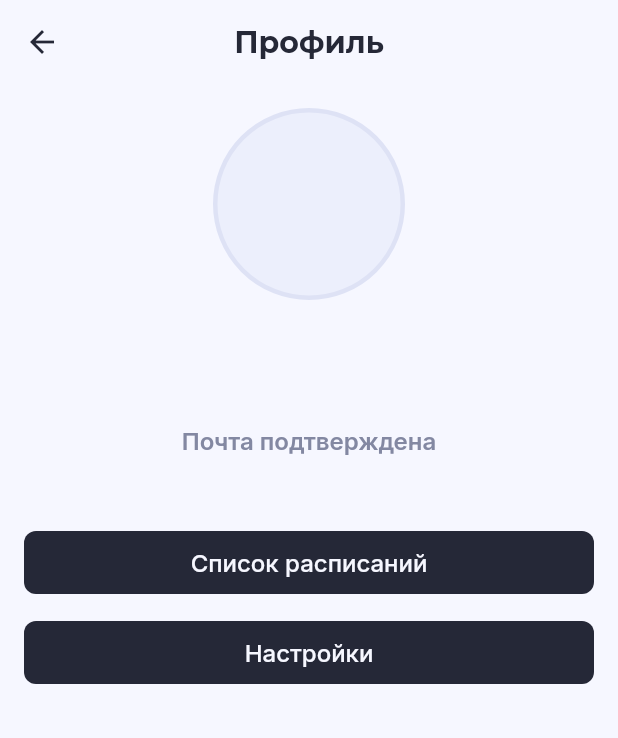
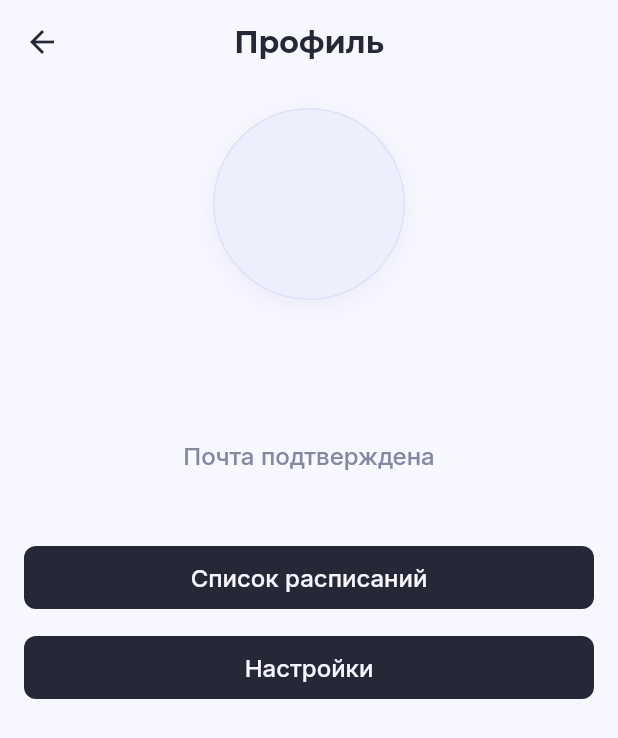
Before and after one commit to Null-Delta/StudRasp-Requiem, a Flutter app: the UserProfilePage screen opened directly, on a phone screen of 412 x 824 dp. Shown: the top 738 px of the screen. Run offline on Flutter 3.47's test engine with Material 2 defaults, Android fonts, the phone set to English and light mode, and no system bars; our stand-ins replace cloud_firestore, device_info_plus, firebase_auth, firebase_core, flutter_riverpod, flutter_svg and 4 more; missing offline and left inert: cloud_firestore_web, day_night_time_picker, device_info_plus_web, firebase_auth_web, firebase_core_web, shared_preferences_web; accounts and stored records are empty; project files that could hold a hidden picture were left out.

```diff
--- a/studrasp_requiem/lib/models/timetable_config/timetable_config_model.dart
+++ b/studrasp_requiem/lib/models/timetable_config/timetable_config_model.dart
@@ -20,7 +20,7 @@ class TimetableConfig with _$TimetableConfig {
   factory TimetableConfig.empty() {
     return TimetableConfig(
       timeIntervals: [
-        for (int i = 0; i < 16; i++)
+        for (int i = 0; i < 8; i++)
           TimeInterval(
             from: Duration(hours: 8 + i),
             to: Duration(hours: 9 + i),
--- a/studrasp_requiem/lib/ui/user_profile_page/user_profile_page.dart
+++ b/studrasp_requiem/lib/ui/user_profile_page/user_profile_page.dart
@@ -10,8 +10,7 @@ class UserProfilePage extends ConsumerStatefulWidget {
   const UserProfilePage({Key? key}) : super(key: key);
 
   @override
-  ConsumerState<ConsumerStatefulWidget> createState() =>
-      _UserProfilePageState();
+  ConsumerState<ConsumerStatefulWidget> createState() => _UserProfilePageState();
 }
 
 class _UserProfilePageState extends ConsumerState<UserProfilePage> {
@@ -53,18 +52,16 @@ class _UserProfilePageState extends ConsumerState<UserProfilePage> {
               const SizedBox(height: 16),
               Text(
                 user.name,
-                style: textStyle.title!.copyWith(
-                  fontSize: 24,
+                style: textStyle.largeTitle!.copyWith(
+                  fontSize: 32,
                 ),
               ),
               const SizedBox(height: 16),
               Text(user.email, style: textStyle.subtitle),
               const SizedBox(height: 4),
               Text(
-                user.isVerified
-                    ? 'Почта подтверждена'
-                    : 'Почта не подтверждена',
-                style: textStyle.subtitle!.copyWith(
+                user.isVerified ? 'Почта подтверждена' : 'Почта не подтверждена',
+                style: textStyle.label!.copyWith(
                   color: colors.disable,
                 ),
               ),
--- a/studrasp_requiem/lib/ui/widgets/app_avatar.dart
+++ b/studrasp_requiem/lib/ui/widgets/app_avatar.dart
@@ -15,11 +15,8 @@ class AppAvatar extends StatelessWidget {
   String getCharacters(String name) {
     final splitSpace = name.split(' ');
 
-    if (splitSpace.length > 1 &&
-        splitSpace[0].isNotEmpty &&
-        splitSpace[1].isNotEmpty) {
-      return splitSpace[0].substring(0, 1).toUpperCase() +
-          splitSpace[1].substring(0, 1).toUpperCase();
+    if (splitSpace.length > 1 && splitSpace[0].isNotEmpty && splitSpace[1].isNotEmpty) {
+      return splitSpace[0].substring(0, 1).toUpperCase() + splitSpace[1].substring(0, 1).toUpperCase();
     }
 
     final split = name.split(RegExp(r"(?=(?!^)[A-Z])"));
@@ -27,8 +24,7 @@ class AppAvatar extends StatelessWidget {
     if (split.length == 1 && split[0].length > 1) {
       return split[0].substring(0, 2).toUpperCase();
     } else if (split.length > 1 && split[0].isNotEmpty && split[1].isNotEmpty) {
-      return split[0].substring(0, 1).toUpperCase() +
-          split[1].substring(0, 1).toUpperCase();
+      return split[0].substring(0, 1).toUpperCase() + split[1].substring(0, 1).toUpperCase();
     }
 
     return '';
@@ -42,7 +38,14 @@ class AppAvatar extends StatelessWidget {
       decoration: BoxDecoration(
         color: colors.backgroundSecondary!,
         shape: BoxShape.circle,
-        border: Border.all(color: colors.separator!, width: 3),
+        border: Border.all(color: colors.separator!, width: 1),
+        boxShadow: [
+          BoxShadow(
+            color: colors.shadow!,
+            blurRadius: 12,
+            offset: const Offset(0, 4),
+          )
+        ],
       ),
       child: ClipRRect(
         borderRadius: const BorderRadius.all(Radius.circular(999)),
```
Also changed, not shown: studrasp_requiem/lib/models/timetable/timetable_model.dart (+3 -7 lines), studrasp_requiem/lib/ui/timetable_list_pages/timetable_list_page.dart (+32 -26 lines), studrasp_requiem/lib/ui/timetable_list_pages/widgets/time_table_card.dart (+10 -5 lines), studrasp_requiem/lib/ui/timetable_page/timetable_page.dart (+21 -2 lines), studrasp_requiem/lib/ui/timetable_settings_page/timetable_settings_page.dart (+64 -64 lines).
